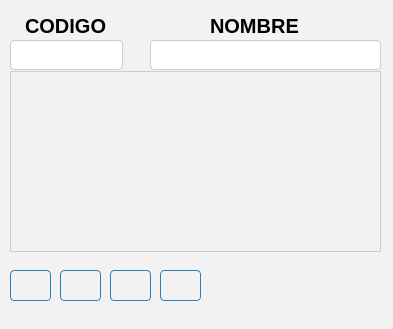
The window that Inventario de almacen/ui/FrmProveedores.ui (CodeDrTech/DevelopPython) describes before a commit, drawn with Qt 5.
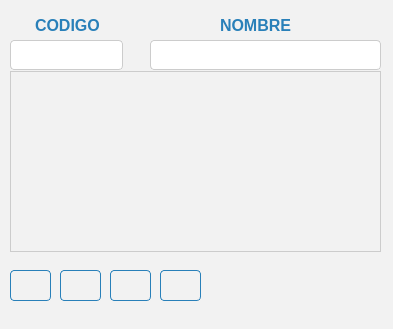
The same window after the commit. Icons and pictures are not drawn.

Diff of the .ui file:
```diff
--- a/Inventario de almacen/ui/FrmProveedores.ui
+++ b/Inventario de almacen/ui/FrmProveedores.ui
@@ -26,19 +26,31 @@
    <widget class="QLabel" name="label_7">
     <property name="geometry">
      <rect>
-      <x>25</x>
+      <x>35</x>
       <y>15</y>
-      <width>91</width>
+      <width>71</width>
       <height>21</height>
      </rect>
     </property>
     <property name="font">
      <font>
-      <pointsize>15</pointsize>
+      <pointsize>-1</pointsize>
       <weight>75</weight>
       <bold>true</bold>
      </font>
     </property>
+    <property name="styleSheet">
+     <string notr="true">QWidget {
+    background-color: #f2f2f2;
+}
+
+QLabel {
+    color: #2980b9;
+    font-size: 16px;
+    font-weight: bold;
+}
+</string>
+    </property>
     <property name="text">
      <string>CODIGO</string>
     </property>
@@ -101,19 +113,31 @@
    <widget class="QLabel" name="label_9">
     <property name="geometry">
      <rect>
-      <x>210</x>
+      <x>220</x>
       <y>15</y>
-      <width>91</width>
+      <width>71</width>
       <height>21</height>
      </rect>
     </property>
     <property name="font">
      <font>
-      <pointsize>15</pointsize>
+      <pointsize>-1</pointsize>
       <weight>75</weight>
       <bold>true</bold>
      </font>
     </property>
+    <property name="styleSheet">
+     <string notr="true">QWidget {
+    background-color: #f2f2f2;
+}
+
+QLabel {
+    color: #2980b9;
+    font-size: 16px;
+    font-weight: bold;
+}
+</string>
+    </property>
     <property name="text">
      <string>NOMBRE</string>
     </property>
```
Left out of the diff: 50 changed lines with no effect on the pictures.
